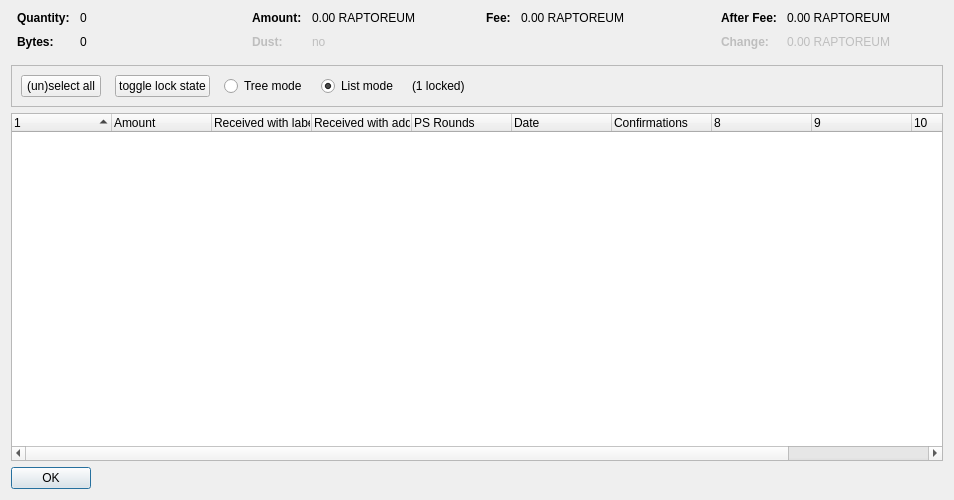
Raptor3um/raptoreum, file src/qt/forms/coincontroldialog.ui: the form before one commit.
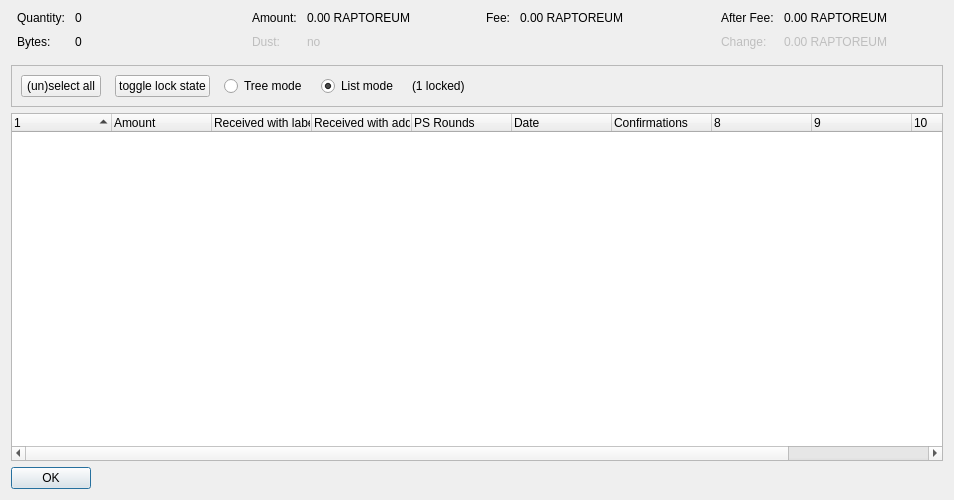
The form after the commit. Custom widgets are drawn as their Qt base class.

Commit message:
Merge pull request #3555 from xdustinface/pr-ui-2-fonts
qt: Implement application wide font management

What changed in the file:
```diff
--- a/src/qt/forms/coincontroldialog.ui
+++ b/src/qt/forms/coincontroldialog.ui
@@ -38,12 +38,6 @@
        </property>
        <item row="0" column="0">
         <widget class="QLabel" name="labelCoinControlQuantityText">
-         <property name="font">
-          <font>
-           <weight>75</weight>
-           <bold>true</bold>
-          </font>
-         </property>
          <property name="text">
           <string>Quantity:</string>
          </property>
@@ -67,12 +61,6 @@
        </item>
        <item row="1" column="0">
         <widget class="QLabel" name="labelCoinControlBytesText">
-         <property name="font">
-          <font>
-           <weight>75</weight>
-           <bold>true</bold>
-          </font>
-         </property>
          <property name="text">
           <string>Bytes:</string>
          </property>
@@ -112,12 +100,6 @@
        </property>
        <item row="0" column="0">
         <widget class="QLabel" name="labelCoinControlAmountText">
-         <property name="font">
-          <font>
-           <weight>75</weight>
-           <bold>true</bold>
-          </font>
-         </property>
          <property name="text">
           <string>Amount:</string>
          </property>
@@ -144,12 +126,6 @@
          <property name="enabled">
           <bool>false</bool>
          </property>
-         <property name="font">
-          <font>
-           <weight>75</weight>
-           <bold>true</bold>
-          </font>
-         </property>
          <property name="text">
           <string>Dust:</string>
          </property>
@@ -192,12 +168,6 @@
        </property>
        <item row="0" column="0">
         <widget class="QLabel" name="labelCoinControlFeeText">
-         <property name="font">
-          <font>
-           <weight>75</weight>
-           <bold>true</bold>
-          </font>
-         </property>
          <property name="text">
           <string>Fee:</string>
          </property>
@@ -237,12 +207,6 @@
        </property>
        <item row="0" column="0">
         <widget class="QLabel" name="labelCoinControlAfterFeeText">
-         <property name="font">
-          <font>
-           <weight>75</weight>
-           <bold>true</bold>
-          </font>
-         </property>
          <property name="text">
           <string>After Fee:</string>
          </property>
@@ -269,12 +233,6 @@
          <property name="enabled">
           <bool>false</bool>
          </property>
-         <property name="font">
-          <font>
-           <weight>75</weight>
-           <bold>true</bold>
-          </font>
-         </property>
          <property name="text">
           <string>Change:</string>
          </property>
```
The commit also changes 55 other files.
